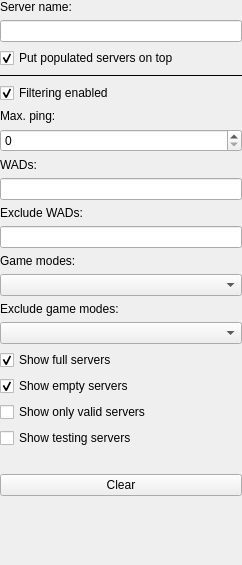
Qt form src/core/gui/serverfilterdock.ui (DoomseekerTeam/Doomseeker) before a commit.
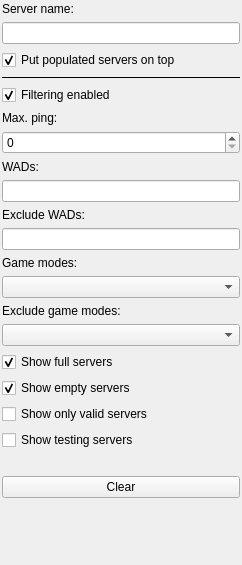
The same form after that commit. Icons and pictures are not drawn. Custom widgets are drawn as their Qt base class.

Commit message: Re-add minimal padding to the server filters dock (#3676)

The edit to the form file:
```diff
--- a/src/core/gui/serverfilterdock.ui
+++ b/src/core/gui/serverfilterdock.ui
@@ -22,13 +22,13 @@
   <widget class="QWidget" name="dockWidgetContents">
    <layout class="QVBoxLayout" name="verticalLayout_2">
     <property name="leftMargin">
-     <number>0</number>
+     <number>2</number>
     </property>
     <property name="topMargin">
-     <number>0</number>
+     <number>2</number>
     </property>
     <property name="rightMargin">
-     <number>0</number>
+     <number>2</number>
     </property>
     <property name="bottomMargin">
      <number>0</number>
@@ -108,7 +108,7 @@
          <number>0</number>
         </property>
         <property name="bottomMargin">
-         <number>0</number>
+         <number>2</number>
         </property>
         <item>
          <widget class="QLabel" name="label_2">
```
